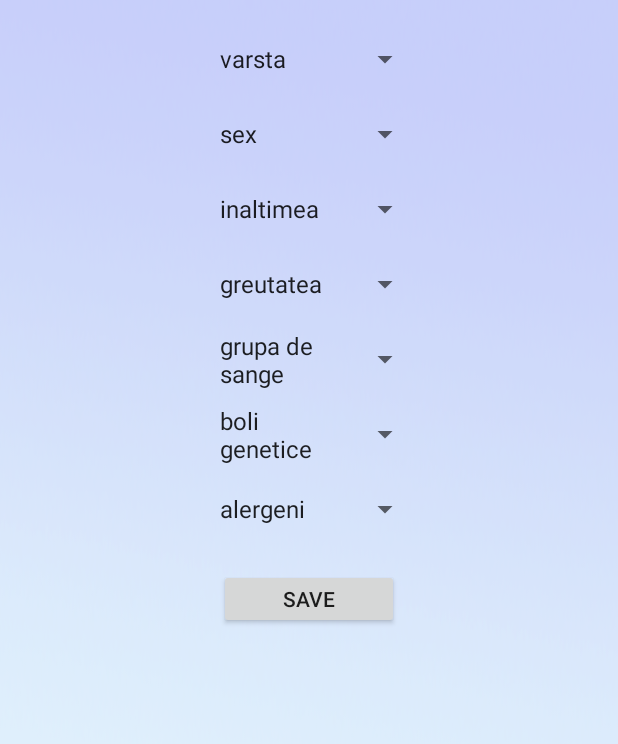
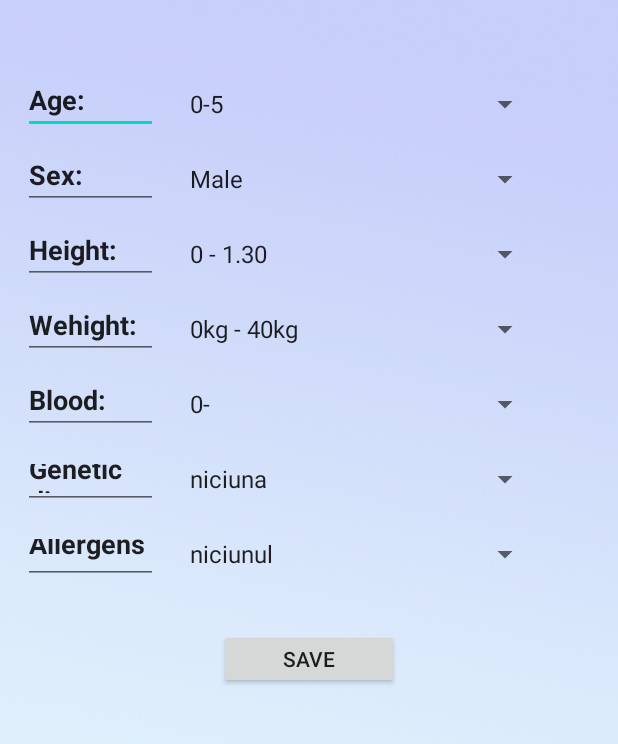
Before and after one commit to DinuGarbuz/AndroidProiect, an Android app: the completareFisaActivity screen opened directly, with no data from a screen before it, on a phone screen of 412 x 824 dp, the part 205-949 px from its top. Run offline under Robolectric (Android 15) with nearby library versions, the phone set to English and light mode, and no system bars.

Commit message:
Update spinners in Register.

```diff
--- a/app/src/main/res/layout/activity_completare_fisa.xml
+++ b/app/src/main/res/layout/activity_completare_fisa.xml
@@ -1,5 +1,5 @@
 <?xml version="1.0" encoding="utf-8"?>
-<LinearLayout xmlns:android="http://schemas.android.com/apk/res/android"
+<FrameLayout xmlns:android="http://schemas.android.com/apk/res/android"
     xmlns:app="http://schemas.android.com/apk/res-auto"
     xmlns:tools="http://schemas.android.com/tools"
     android:layout_width="match_parent"
@@ -9,71 +9,153 @@
     android:background="@drawable/background6"
     android:orientation="vertical">
 
+
     <ImageView
         android:layout_width="wrap_content"
+        android:layout_height="60dp"
         android:layout_marginTop="20dp"
-        android:layout_height="60dp"
         app:srcCompat="@drawable/logo" />
 
     <Spinner
         android:id="@+id/spinner_age"
-        android:layout_width="150dp"
+        android:layout_width="250dp"
         android:layout_height="40dp"
-        android:layout_marginTop="20dp"
+        android:layout_marginTop="130dp"
+        android:layout_gravity="center_horizontal"
 
+        android:layout_marginLeft="30dp"
         android:hint="@string/age" />
+
+    <EditText
+        android:layout_width="90dp"
+        android:layout_height="40dp"
+        android:layout_marginTop="130dp"
+        android:layout_marginLeft="15dp"
+        android:textStyle="bold"
+
+        android:text="Age: ">
+
+    </EditText>
+
 
     <Spinner
         android:id="@+id/spinner_sex"
-        android:layout_width="150dp"
+        android:layout_width="250dp"
         android:layout_height="40dp"
-        android:layout_marginTop="10dp"
+        android:layout_marginTop="180dp"
+        android:layout_gravity="center_horizontal"
+        android:layout_marginLeft="30dp"
+        android:hint="@string/sex" />
 
-        android:hint="@string/sex" />
+    <EditText
+        android:layout_width="90dp"
+        android:layout_height="40dp"
+        android:layout_marginTop="180dp"
+        android:layout_marginLeft="15dp"
+        android:textStyle="bold"
+        android:text="Sex: ">
+
+    </EditText>
     <Spinner
         android:id="@+id/spinner_height"
-        android:layout_width="150dp"
+        android:layout_width="250dp"
         android:layout_height="40dp"
-        android:layout_marginTop="10dp"
+        android:layout_marginTop="230dp"
+        android:layout_gravity="center_horizontal"
+        android:layout_marginLeft="30dp"
+        android:hint="@string/height" />
 
-        android:hint="@string/height" />
+    <EditText
+        android:layout_width="90dp"
+        android:layout_height="40dp"
+        android:layout_marginTop="230dp"
+        android:layout_marginLeft="15dp"
+        android:textStyle="bold"
+        android:text="Height: ">
+
+    </EditText>
 
     <Spinner
         android:id="@+id/spinner_weight"
-        android:layout_width="150dp"
+        android:layout_width="250dp"
         android:layout_height="40dp"
-        android:layout_marginTop="10dp"
+        android:layout_marginTop="280dp"
+        android:layout_gravity="center_horizontal"
+        android:layout_marginLeft="30dp"
+        android:hint="@string/weight" />
 
-        android:hint="@string/weight" />
+    <EditText
+        android:layout_width="90dp"
+        android:layout_height="40dp"
+        android:layout_marginTop="280dp"
+        android:layout_marginLeft="15dp"
+        android:textStyle="bold"
+        android:text="Wehight: ">
+
+    </EditText>
 
     <Spinner
         android:id="@+id/spinner_blood"
-        android:layout_width="150dp"
+        android:layout_width="250dp"
         android:layout_height="40dp"
-        android:layout_marginTop="10dp"
+        android:layout_marginTop="330dp"
+        android:layout_gravity="center_horizontal"
+        android:layout_marginLeft="30dp"
+        android:hint="@string/blood" />
 
-        android:hint="@string/blood" />
+    <EditText
+        android:layout_width="90dp"
+        android:layout_height="40dp"
+        android:layout_marginTop="330dp"
+        android:layout_marginLeft="15dp"
+        android:textStyle="bold"
+        android:text="Blood: ">
+
+    </EditText>
 
     <Spinner
         android:id="@+id/spinner_geneticDiseases"
-        android:layout_width="150dp"
+        android:layout_width="250dp"
         android:layout_height="40dp"
-        android:layout_marginTop="10dp"
+        android:layout_marginTop="380dp"
+        android:layout_gravity="center_horizontal"
+        android:layout_marginLeft="30dp"
+        android:hint="@string/geneticdiseases" />
+    <EditText
+        android:layout_width="90dp"
+        android:layout_height="40dp"
+        android:layout_marginTop="380dp"
+        android:layout_marginLeft="15dp"
+        android:textStyle="bold"
+        android:text="Genetic diseases: ">
 
-        android:hint="@string/geneticdiseases" />
+    </EditText>
+
+
     <Spinner
         android:id="@+id/spinner_allergens"
-        android:layout_width="150dp"
+        android:layout_width="250dp"
         android:layout_height="40dp"
-        android:layout_marginTop="10dp"
+        android:layout_marginTop="430dp"
+        android:layout_gravity="center_horizontal"
+        android:layout_marginLeft="30dp"
+        android:hint="aller gens" />
 
-        android:hint="allergens" />
+    <EditText
+        android:layout_width="90dp"
+        android:layout_height="40dp"
+        android:layout_marginTop="430dp"
+        android:layout_marginLeft="15dp"
+        android:textStyle="bold"
+        android:text="Allergens: ">
 
+    </EditText>
 
     <Button
         android:id="@+id/button_save"
         android:layout_width="120dp"
         android:layout_height="40dp"
-        android:layout_marginTop="20dp"
+        android:layout_marginTop="500dp"
+        android:layout_gravity="center_horizontal"
         android:text="@string/save"/>
-</LinearLayout>
+</FrameLayout>
--- a/app/src/main/res/layout/activity_main.xml
+++ b/app/src/main/res/layout/activity_main.xml
@@ -24,7 +24,7 @@
     <EditText
         android:background="@drawable/background5"
         android:id="@+id/edittext_mail"
-        android:layout_width="200dp"
+        android:layout_width="250dp"
         android:layout_height="40dp"
         android:layout_marginTop="20dp"
       android:drawableLeft="@drawable/mail"
@@ -33,7 +33,7 @@
     <EditText
         android:background="@drawable/background5"
         android:id="@+id/edittext_password"
-        android:layout_width="200dp"
+        android:layout_width="250dp"
         android:layout_height="40dp"
         android:layout_marginTop="20dp"
         android:drawableLeft="@drawable/password"
--- a/app/src/main/res/layout/activity_register.xml
+++ b/app/src/main/res/layout/activity_register.xml
@@ -18,7 +18,7 @@
 
     <EditText
         android:id="@+id/edittext_firstname"
-        android:layout_width="150dp"
+        android:layout_width="250dp"
         android:layout_height="40dp"
         android:layout_marginTop="30dp"
         android:drawableLeft="@drawable/username"
@@ -26,14 +26,14 @@
 
     <EditText
         android:id="@+id/edittext_lastname"
-        android:layout_width="150dp"
+        android:layout_width="250dp"
         android:layout_height="40dp"
         android:layout_marginTop="20dp"
         android:drawableLeft="@drawable/username"
         android:hint="@string/last_name" />
     <EditText
         android:id="@+id/edittext_mail"
-        android:layout_width="150dp"
+        android:layout_width="250dp"
         android:layout_height="40dp"
         android:layout_marginTop="20dp"
         android:drawableLeft="@drawable/mail"
@@ -41,7 +41,7 @@
 
     <EditText
         android:id="@+id/edittext_phone"
-        android:layout_width="150dp"
+        android:layout_width="250dp"
         android:layout_height="40dp"
         android:layout_marginTop="20dp"
         android:drawableLeft="@drawable/phone"
@@ -49,7 +49,7 @@
 
     <EditText
         android:id="@+id/edittext_password"
-        android:layout_width="150dp"
+        android:layout_width="250dp"
         android:layout_height="40dp"
         android:layout_marginTop="20dp"
         android:drawableLeft="@drawable/password"
@@ -57,7 +57,7 @@
 
     <EditText
         android:id="@+id/edittext_cnf_password"
-        android:layout_width="150dp"
+        android:layout_width="250dp"
         android:layout_height="40dp"
         android:layout_marginTop="20dp"
         android:drawableLeft="@drawable/password"
--- a/app/src/main/res/values/strings.xml
+++ b/app/src/main/res/values/strings.xml
@@ -14,14 +14,14 @@
     </string-array>
 
     <string-array name="sex">
-        <item>sex</item>
+
         <item>Male</item>
         <item>Female</item>
     </string-array>
 
     <string-array name="age">
-        <item>varsta</item>
-        <item>-5</item>
+
+        <item>0-5</item>
         <item>6-10</item>
         <item>11-15</item>
         <item>16-20</item>
@@ -35,7 +35,7 @@
     </string-array>
 
     <string-array name="blood">
-        <item>grupa de sange</item>
+
         <item>0-</item>
         <item>0+</item>
         <item>B-</item>
@@ -47,8 +47,8 @@
     </string-array>
 
     <string-array name="height">
-        <item>inaltimea</item>
-        <item>- 1.30</item>
+
+        <item>0 - 1.30</item>
         <item>1.31 - 1.40</item>
         <item>1.41 - 1.50</item>
         <item>1.51 - 1.60</item>
@@ -60,8 +60,8 @@
     </string-array>
 
     <string-array name="weight">
-        <item>greutatea</item>
-        <item>- 40kg</item>
+
+        <item>0kg - 40kg</item>
         <item>41kg - 50kg</item>
         <item>51kg - 60kg</item>
         <item>61kg - 70kg</item>
@@ -73,7 +73,7 @@
     </string-array>
 
     <string-array name="diseases">
-        <item>boli genetice</item>
+
         <item>niciuna</item>
         <item>Albinism</item>
         <item>Sindromul Down</item>
@@ -85,7 +85,7 @@
     </string-array>
 
     <string-array name="allergens">
-        <item>alergeni</item>
+
         <item>niciunul</item>
         <item>par de animale</item>
         <item>praf</item>
```
